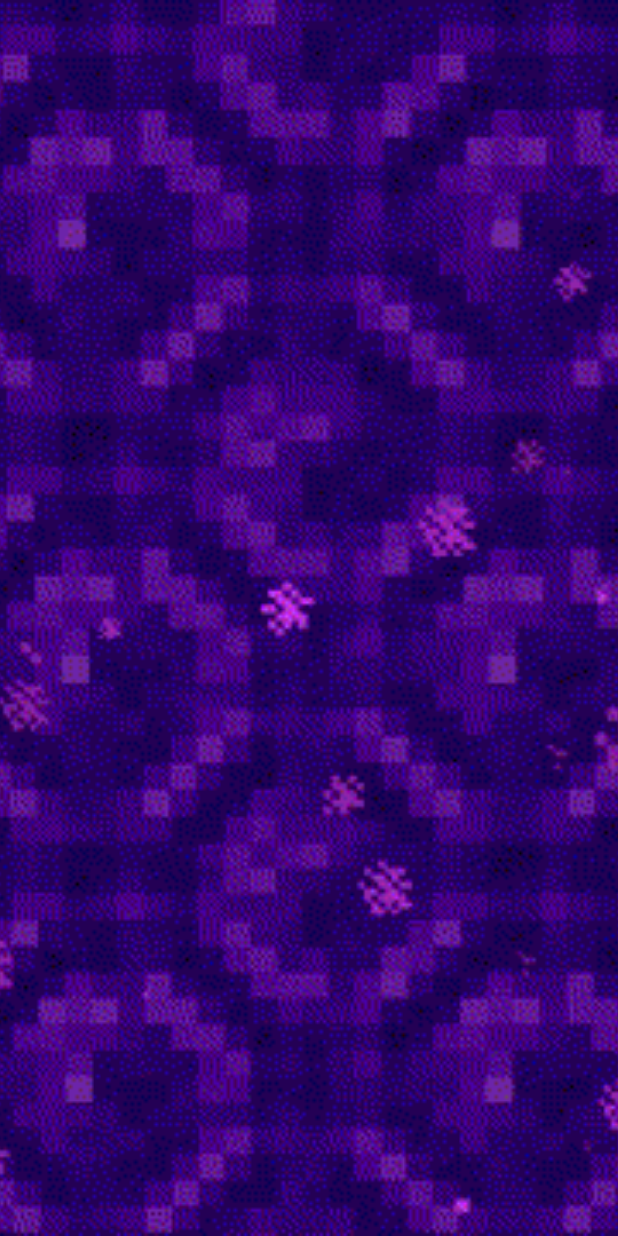
After one commit to Lyed01/AndroidServerStatus, an Android app: the SplashActivity screen opened directly, with no data from a screen before it, on a phone screen of 412 x 824 dp. The commit adds this screen. Run offline under Robolectric (Android 15) with nearby library versions, the phone set to English and light mode, and no system bars; 3 statements that could not run were skipped.

Commit message:
SplashCommit

```diff
--- a/app/src/main/AndroidManifest.xml
+++ b/app/src/main/AndroidManifest.xml
@@ -16,14 +16,20 @@
         tools:ignore="ExtraText"
         tools:targetApi="tiramisu">
 
-        <!-- com.example.minecraftserverstatus.ui.LoginActivity -->
+        <!-- SplashActivity -->
         <activity
-            android:name=".ui.LoginActivity"
+            android:name=".ui.SplashActivity"
             android:exported="true">
             <intent-filter>
                 <action android:name="android.intent.action.MAIN" />
                 <category android:name="android.intent.category.LAUNCHER" />
             </intent-filter>
+        </activity>
+
+        <!-- LoginActivity -->
+        <activity
+            android:name=".ui.LoginActivity"
+            android:exported="true">
         </activity>
 
         <!-- RegisterActivity -->
@@ -37,7 +43,7 @@
             android:exported="true"
             android:theme="@style/CustomDialogTheme" />
 
-        <!-- com.example.minecraftserverstatus.ui.com.example.minecraftserverstatus.ui.ManageServersActivity -->
+        <!-- ManageServersActivity -->
         <activity
             android:name=".ui.ManageServersActivity"
             android:exported="true"
--- /dev/null
+++ b/app/src/main/java/com/example/minecraftserverstatus/ui/SplashActivity.kt
@@ -0,0 +1,35 @@
+package com.example.minecraftserverstatus.ui
+
+import android.annotation.SuppressLint
+import android.content.Intent
+import android.os.Bundle
+import android.os.Handler
+import android.os.Looper
+import androidx.appcompat.app.AppCompatActivity
+import com.example.minecraftserverstatus.R
+import pl.droidsonroids.gif.GifDrawable
+import pl.droidsonroids.gif.GifImageView
+
+@SuppressLint("CustomSplashScreen")
+class SplashActivity : AppCompatActivity() {
+
+    @SuppressLint("MissingInflatedId")
+    override fun onCreate(savedInstanceState: Bundle?) {
+        super.onCreate(savedInstanceState)
+        setContentView(R.layout.activity_splash)
+
+        val gifImageView = findViewById<GifImageView>(R.id.splashGifImageView)
+        val gifDrawable = GifDrawable(resources, R.drawable.portal)
+        gifImageView.setImageDrawable(gifDrawable)
+
+        // Duración del splash screen
+        val splashScreenDuration = 1000L // 3 segundos
+
+        Handler(Looper.getMainLooper()).postDelayed({
+            // Iniciar la actividad principal después de la duración del splash screen
+            val intent = Intent(this, LoginActivity::class.java)
+            startActivity(intent)
+            finish()
+        }, splashScreenDuration)
+    }
+}
--- /dev/null
+++ b/app/src/main/res/layout/activity_splash.xml
@@ -0,0 +1,16 @@
+<?xml version="1.0" encoding="utf-8"?>
+<RelativeLayout xmlns:android="http://schemas.android.com/apk/res/android"
+    xmlns:tools="http://schemas.android.com/tools"
+    android:layout_width="match_parent"
+    android:layout_height="match_parent"
+    tools:context=".ui.SplashActivity">
+
+    <pl.droidsonroids.gif.GifImageView
+        android:id="@+id/splashGifImageView"
+        android:layout_width="match_parent"
+        android:layout_height="match_parent"
+        android:layout_centerInParent="true"
+        android:scaleType="centerCrop"
+        android:src="@drawable/portal" />
+
+</RelativeLayout>
--- a/app/src/main/res/values/strings.xml
+++ b/app/src/main/res/values/strings.xml
@@ -17,7 +17,6 @@
     <string name="previous">Previous</string>
     <string name="MinecraftServerStatus">Minecraft Server Status</string>
     <string name="default_web_client_id">699462307354-6b9ebgu56qe0q5dlo9lsh40cctpog1km.apps.googleusercontent.com</string>
-
 
 
     <string name="lorem_ipsum">
```
Also changed, not shown: app/src/main/res/drawable/portal.gif (added).
